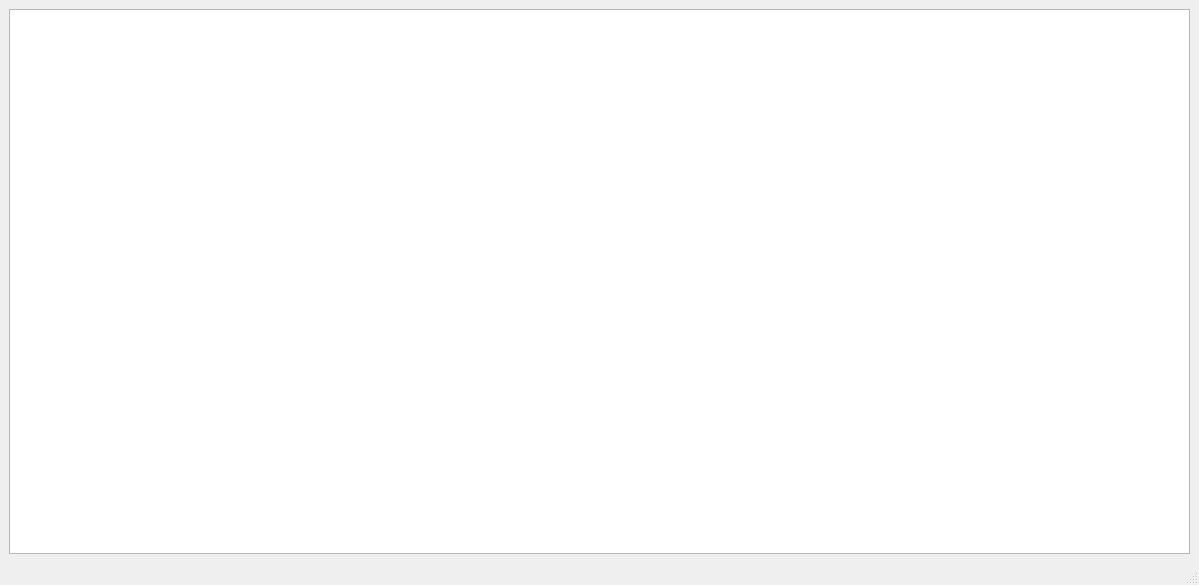
Above: ui/log.ui from gusdnd3150/communication-gui before the change. Below: the same form after it.
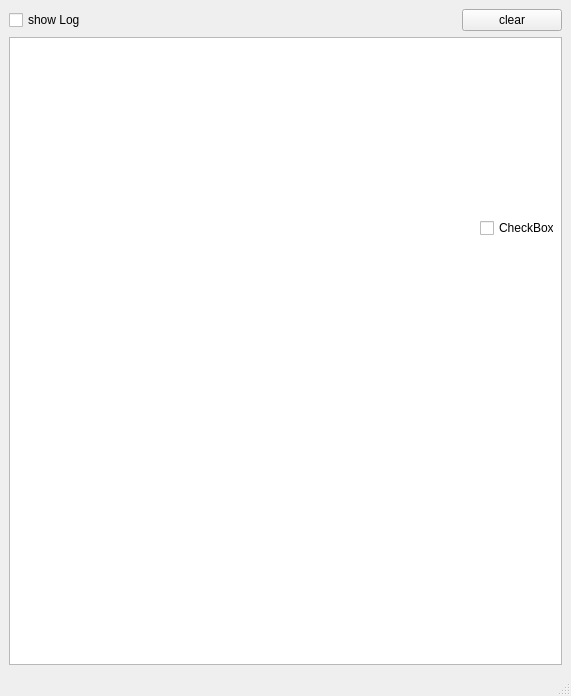
That is the form after the change.

What changed in the file:
```diff
--- a/ui/log.ui
+++ b/ui/log.ui
@@ -6,8 +6,8 @@
    <rect>
     <x>0</x>
     <y>0</y>
-    <width>1199</width>
-    <height>585</height>
+    <width>571</width>
+    <height>696</height>
    </rect>
   </property>
   <property name="windowTitle">
@@ -16,9 +16,67 @@
   <widget class="QWidget" name="centralwidget">
    <layout class="QGridLayout" name="gridLayout">
     <item row="0" column="0">
-     <widget class="QTextEdit" name="log_text_log"/>
+     <layout class="QHBoxLayout" name="horizontalLayout_2">
+      <item>
+       <widget class="QCheckBox" name="log_chk_showlog">
+        <property name="text">
+         <string>show Log</string>
+        </property>
+       </widget>
+      </item>
+      <item>
+       <widget class="QPushButton" name="log_btn_clear">
+        <property name="maximumSize">
+         <size>
+          <width>100</width>
+          <height>16777215</height>
+         </size>
+        </property>
+        <property name="text">
+         <string>clear</string>
+        </property>
+       </widget>
+      </item>
+     </layout>
+    </item>
+    <item row="1" column="0">
+     <layout class="QVBoxLayout" name="verticalLayout">
+      <item>
+       <widget class="QTextEdit" name="log_text_log">
+        <property name="lineWrapMode">
+         <enum>QTextEdit::NoWrap</enum>
+        </property>
+        <property name="readOnly">
+         <bool>true</bool>
+        </property>
+        <property name="html">
+         <string>&lt;!DOCTYPE HTML PUBLIC &quot;-//W3C//DTD HTML 4.0//EN&quot; &quot;http://www.w3.org/TR/REC-html40/strict.dtd&quot;&gt;
+&lt;html&gt;&lt;head&gt;&lt;meta name=&quot;qrichtext&quot; content=&quot;1&quot; /&gt;&lt;style type=&quot;text/css&quot;&gt;
+p, li { white-space: pre-wrap; }
+&lt;/style&gt;&lt;/head&gt;&lt;body style=&quot; font-family:'Gulim'; font-size:9pt; font-weight:400; font-style:normal;&quot;&gt;
+&lt;p style=&quot;-qt-paragraph-type:empty; margin-top:0px; margin-bottom:0px; margin-left:0px; margin-right:0px; -qt-block-indent:0; text-indent:0px;&quot;&gt;&lt;br /&gt;&lt;/p&gt;&lt;/body&gt;&lt;/html&gt;</string>
+        </property>
+        <property name="acceptRichText">
+         <bool>true</bool>
+        </property>
+       </widget>
+      </item>
+     </layout>
     </item>
    </layout>
+   <widget class="QCheckBox" name="checkBox">
+    <property name="geometry">
+     <rect>
+      <x>480</x>
+      <y>220</y>
+      <width>74</width>
+      <height>16</height>
+     </rect>
+    </property>
+    <property name="text">
+     <string>CheckBox</string>
+    </property>
+   </widget>
   </widget>
   <widget class="QMenuBar" name="menubar">
    <property name="geometry">
```
Left out of the diff: 4 changed lines with no effect on the pictures.
